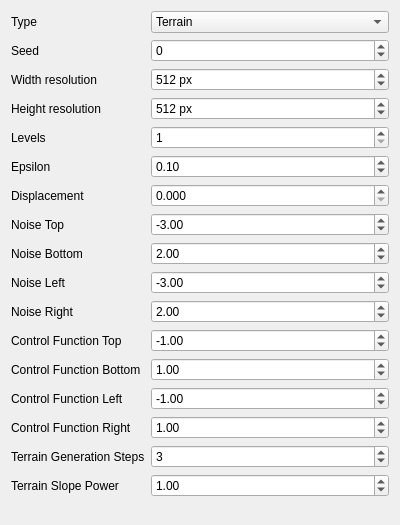
mgaillard/Noise, file InteractiveDesigner/parameterdock.ui: the form before one commit.
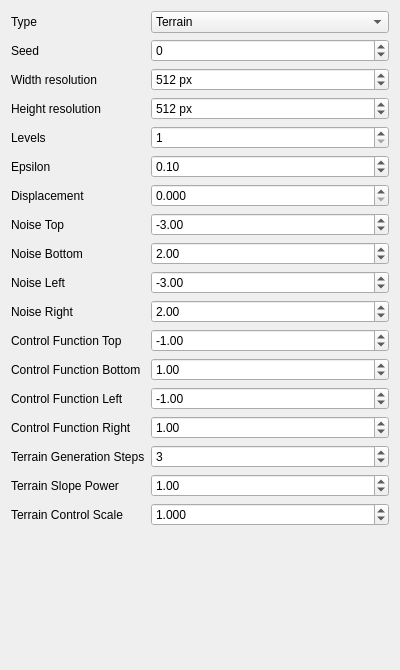
The form after the commit.

Commit message: Add a control Scale parameter

```diff
--- a/InteractiveDesigner/parameterdock.ui
+++ b/InteractiveDesigner/parameterdock.ui
@@ -7,7 +7,7 @@
     <x>0</x>
     <y>0</y>
     <width>400</width>
-    <height>525</height>
+    <height>670</height>
    </rect>
   </property>
   <property name="windowTitle">
@@ -353,6 +353,26 @@
       </property>
      </widget>
     </item>
+    <item row="17" column="0">
+     <widget class="QLabel" name="controlScaleLabel">
+      <property name="text">
+       <string>Terrain Control Scale</string>
+      </property>
+     </widget>
+    </item>
+    <item row="17" column="1">
+     <widget class="QDoubleSpinBox" name="controlScaleDoubleSpinBox">
+      <property name="decimals">
+       <number>3</number>
+      </property>
+      <property name="maximum">
+       <double>100.000000000000000</double>
+      </property>
+      <property name="value">
+       <double>1.000000000000000</double>
+      </property>
+     </widget>
+    </item>
    </layout>
   </widget>
  </widget>
```
The commit also changes 10 other files.
